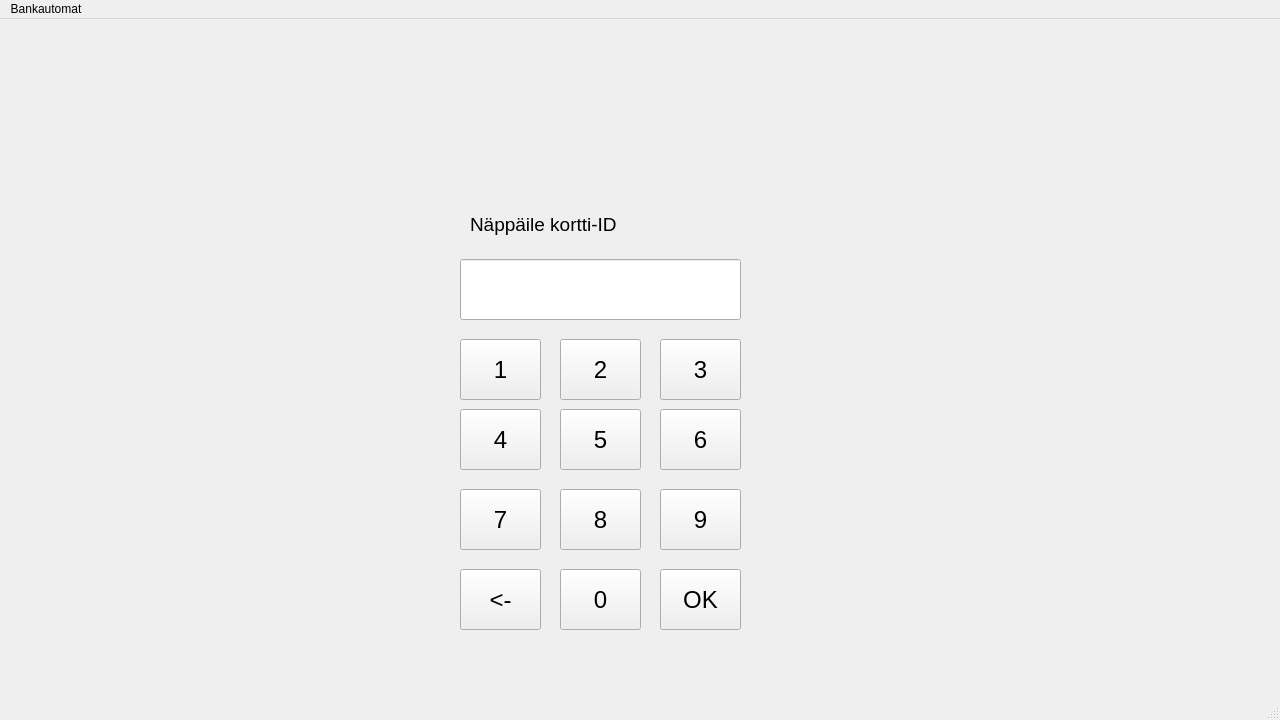
Before: the Qt Designer form bank-automat/mainwindow.ui in alavuvi/atm-simulator-project, drawn with Qt 5.
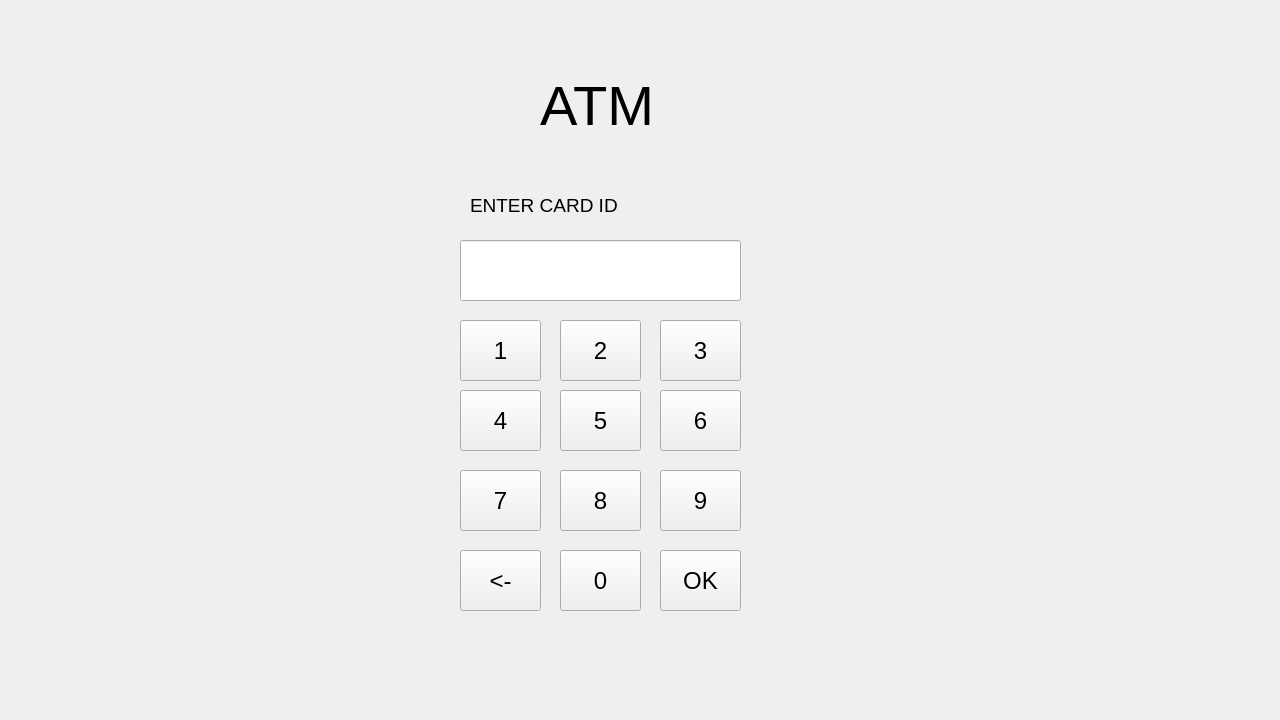
After: the same form once the commit is applied.

Diff of the .ui file:
```diff
--- a/bank-automat/mainwindow.ui
+++ b/bank-automat/mainwindow.ui
@@ -280,7 +280,25 @@
      </font>
     </property>
     <property name="text">
-     <string>Näppäile kortti-ID</string>
+     <string>ENTER CARD ID</string>
+    </property>
+   </widget>
+   <widget class="QLabel" name="labelLogo">
+    <property name="geometry">
+     <rect>
+      <x>540</x>
+      <y>50</y>
+      <width>141</width>
+      <height>111</height>
+     </rect>
+    </property>
+    <property name="font">
+     <font>
+      <pointsize>42</pointsize>
+     </font>
+    </property>
+    <property name="text">
+     <string>ATM</string>
     </property>
    </widget>
   </widget>
@@ -293,14 +311,7 @@
      <height>21</height>
     </rect>
    </property>
-   <widget class="QMenu" name="menuBankautomat">
-    <property name="title">
-     <string>Bankautomat</string>
-    </property>
-   </widget>
-   <addaction name="menuBankautomat"/>
   </widget>
-  <widget class="QStatusBar" name="statusbar"/>
  </widget>
  <resources/>
  <connections/>
```
